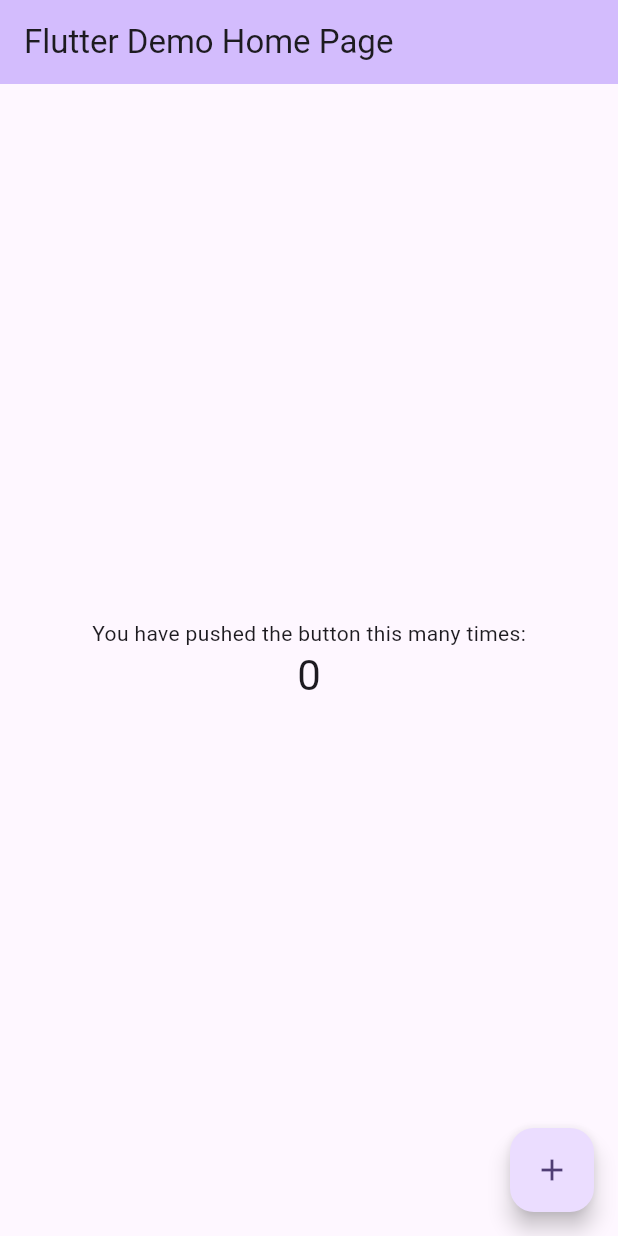
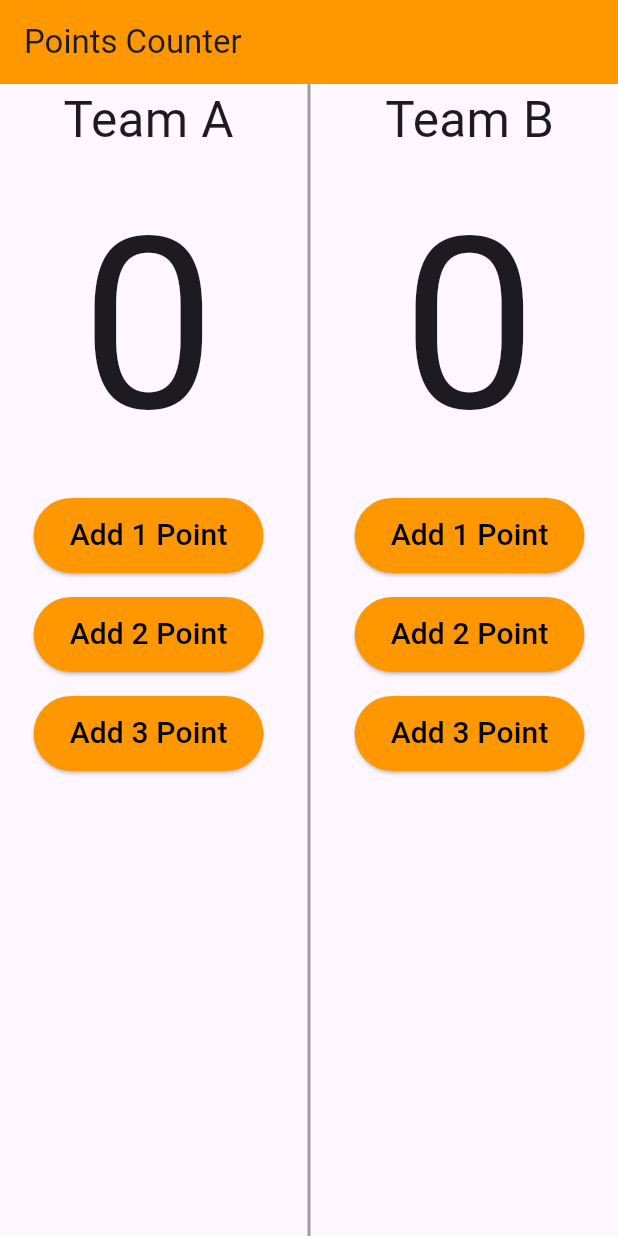
Before and after one commit to Elerian07/basketball-counter, a Flutter app: the screen it shows after launch, on a phone screen of 412 x 824 dp. Run offline on Flutter 3.47's test engine with Material 3 defaults, Android fonts, the phone set to English and light mode, and no system bars.

Commit message:
adding widgets
adding appbar and adding Text and Elevated buttons to a row and column widgets

```diff
--- a/flutter_application_1/lib/main.dart
+++ b/flutter_application_1/lib/main.dart
@@ -1,122 +1,114 @@
 import 'package:flutter/material.dart';
 
 void main() {
-  runApp(const MyApp());
+  runApp(const basketball());
 }
 
-class MyApp extends StatelessWidget {
-  const MyApp({super.key});
-
-  // This widget is the root of your application.
+class basketball extends StatelessWidget {
+  const basketball({super.key});
   @override
   Widget build(BuildContext context) {
+    // TODO: implement build
     return MaterialApp(
-      title: 'Flutter Demo',
-      theme: ThemeData(
-        // This is the theme of your application.
-        //
-        // TRY THIS: Try running your application with "flutter run". You'll see
-        // the application has a purple toolbar. Then, without quitting the app,
-        // try changing the seedColor in the colorScheme below to Colors.green
-        // and then invoke "hot reload" (save your changes or press the "hot
-        // reload" button in a Flutter-supported IDE, or press "r" if you used
-        // the command line to start the app).
-        //
-        // Notice that the counter didn't reset back to zero; the application
-        // state is not lost during the reload. To reset the state, use hot
-        // restart instead.
-        //
-        // This works for code too, not just values: Most code changes can be
-        // tested with just a hot reload.
-        colorScheme: ColorScheme.fromSeed(seedColor: Colors.deepPurple),
-      ),
-      home: const MyHomePage(title: 'Flutter Demo Home Page'),
-    );
-  }
-}
+      debugShowCheckedModeBanner: false,
+      home: Scaffold(
+        appBar: AppBar(
+          backgroundColor: Colors.orange,
+          title: Text('Points Counter'),
+        ),
 
-class MyHomePage extends StatefulWidget {
-  const MyHomePage({super.key, required this.title});
+        body: Row(
+          mainAxisAlignment: MainAxisAlignment.spaceEvenly,
+          children: [
+            Column(
+              children: [
+                Text('Team A', style: TextStyle(fontSize: 33)),
+                Text('0', style: TextStyle(fontSize: 160)),
+                ElevatedButton(
+                  style: ElevatedButton.styleFrom(
+                    backgroundColor: Colors.orange,
+                    minimumSize: Size(150, 50),
+                  ),
+                  onPressed: () {},
+                  child: Text(
+                    'Add 1 Point',
+                    style: TextStyle(fontSize: 20, color: Colors.black),
+                  ),
+                ),
+                const SizedBox(height: 16),
+                ElevatedButton(
+                  style: ElevatedButton.styleFrom(
+                    backgroundColor: Colors.orange,
+                    minimumSize: Size(150, 50),
+                  ),
+                  onPressed: () {},
+                  child: Text(
+                    'Add 2 Point',
+                    style: TextStyle(fontSize: 20, color: Colors.black),
+                  ),
+                ),
+                const SizedBox(height: 16),
+                ElevatedButton(
+                  style: ElevatedButton.styleFrom(
+                    backgroundColor: Colors.orange,
+                    minimumSize: Size(150, 50),
+                  ),
+                  onPressed: () {},
+                  child: Text(
+                    'Add 3 Point',
+                    style: TextStyle(fontSize: 20, color: Colors.black),
+                  ),
+                ),
+                const SizedBox(height: 16),
+              ],
+            ),
+            VerticalDivider(color: Colors.grey, thickness: 2),
+            Column(
+              children: [
+                Text('Team B', style: TextStyle(fontSize: 33)),
+                Text('0', style: TextStyle(fontSize: 160)),
+                ElevatedButton(
+                  style: ElevatedButton.styleFrom(
+                    backgroundColor: Colors.orange,
+                    minimumSize: Size(150, 50),
+                  ),
+                  onPressed: () {},
+                  child: Text(
+                    'Add 1 Point',
+                    style: TextStyle(fontSize: 20, color: Colors.black),
+                  ),
+                ),
+                const SizedBox(height: 16),
 
-  // This widget is the home page of your application. It is stateful, meaning
-  // that it has a State object (defined below) that contains fields that affect
-  // how it looks.
-
-  // This class is the configuration for the state. It holds the values (in this
-  // case the title) provided by the parent (in this case the App widget) and
-  // used by the build method of the State. Fields in a Widget subclass are
-  // always marked "final".
-
-  final String title;
-
-  @override
-  State<MyHomePage> createState() => _MyHomePageState();
-}
-
-class _MyHomePageState extends State<MyHomePage> {
-  int _counter = 0;
-
-  void _incrementCounter() {
-    setState(() {
-      // This call to setState tells the Flutter framework that something has
-      // changed in this State, which causes it to rerun the build method below
-      // so that the display can reflect the updated values. If we changed
-      // _counter without calling setState(), then the build method would not be
-      // called again, and so nothing would appear to happen.
-      _counter++;
-    });
-  }
-
-  @override
-  Widget build(BuildContext context) {
-    // This method is rerun every time setState is called, for instance as done
-    // by the _incrementCounter method above.
-    //
-    // The Flutter framework has been optimized to make rerunning build methods
-    // fast, so that you can just rebuild anything that needs updating rather
-    // than having to individually change instances of widgets.
-    return Scaffold(
-      appBar: AppBar(
-        // TRY THIS: Try changing the color here to a specific color (to
-        // Colors.amber, perhaps?) and trigger a hot reload to see the AppBar
-        // change color while the other colors stay the same.
-        backgroundColor: Theme.of(context).colorScheme.inversePrimary,
-        // Here we take the value from the MyHomePage object that was created by
-        // the App.build method, and use it to set our appbar title.
-        title: Text(widget.title),
-      ),
-      body: Center(
-        // Center is a layout widget. It takes a single child and positions it
-        // in the middle of the parent.
-        child: Column(
-          // Column is also a layout widget. It takes a list of children and
-          // arranges them vertically. By default, it sizes itself to fit its
-          // children horizontally, and tries to be as tall as its parent.
-          //
-          // Column has various properties to control how it sizes itself and
-          // how it positions its children. Here we use mainAxisAlignment to
-          // center the children vertically; the main axis here is the vertical
-          // axis because Columns are vertical (the cross axis would be
-          // horizontal).
-          //
-          // TRY THIS: Invoke "debug painting" (choose the "Toggle Debug Paint"
-          // action in the IDE, or press "p" in the console), to see the
-          // wireframe for each widget.
-          mainAxisAlignment: MainAxisAlignment.center,
-          children: <Widget>[
-            const Text('You have pushed the button this many times:'),
-            Text(
-              '$_counter',
-              style: Theme.of(context).textTheme.headlineMedium,
+                ElevatedButton(
+                  style: ElevatedButton.styleFrom(
+                    backgroundColor: Colors.orange,
+                    minimumSize: Size(150, 50),
+                  ),
+                  onPressed: () {},
+                  child: Text(
+                    'Add 2 Point',
+                    style: TextStyle(fontSize: 20, color: Colors.black),
+                  ),
+                ),
+                const SizedBox(height: 16),
+                ElevatedButton(
+                  style: ElevatedButton.styleFrom(
+                    backgroundColor: Colors.orange,
+                    minimumSize: Size(150, 50),
+                  ),
+                  onPressed: () {},
+                  child: Text(
+                    'Add 3 Point',
+                    style: TextStyle(fontSize: 20, color: Colors.black),
+                  ),
+                ),
+                const SizedBox(height: 16),
+              ],
             ),
           ],
         ),
       ),
-      floatingActionButton: FloatingActionButton(
-        onPressed: _incrementCounter,
-        tooltip: 'Increment',
-        child: const Icon(Icons.add),
-      ), // This trailing comma makes auto-formatting nicer for build methods.
     );
   }
 }
```
